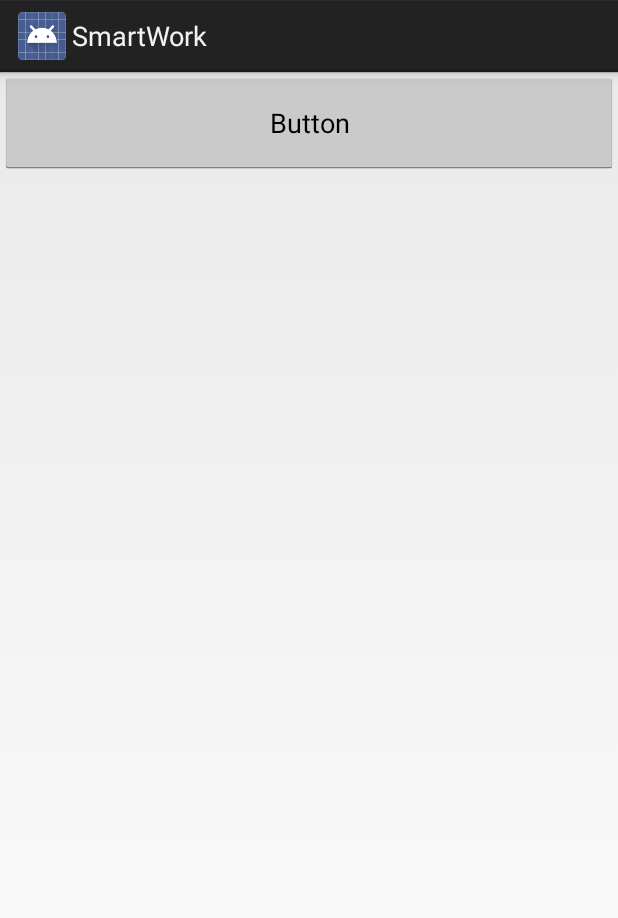
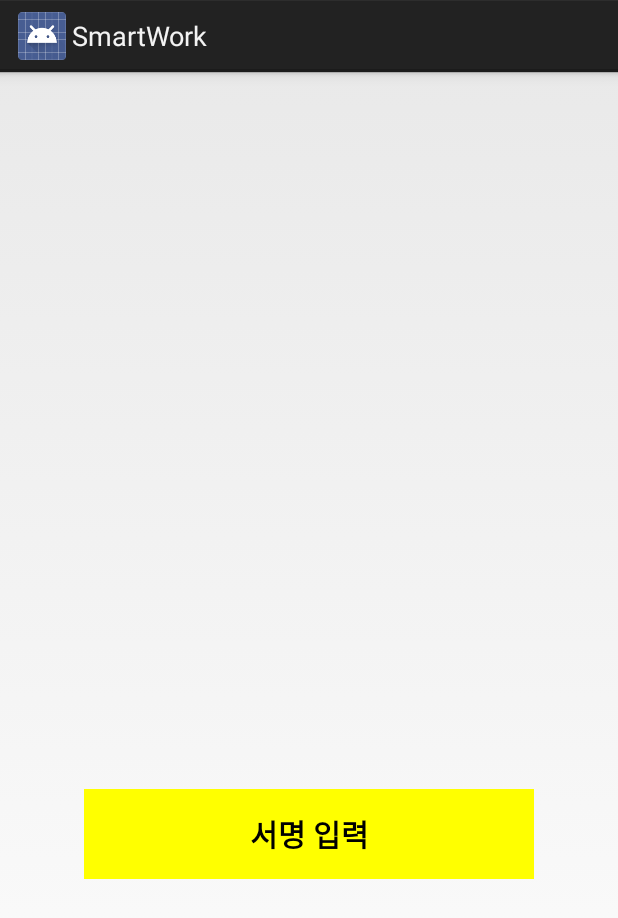
Before and after one commit to yeomyeom/YEOMSW, an Android app: the layout activity_canvas.xml on its own in the app's theme, with its tools: preview values and no code run, on a phone screen of 412 x 824 dp. Shown: the top 918 px of the screen. Run offline under Robolectric (Android 15) with nearby library versions, the phone set to English and light mode, and no system bars.

```diff
--- a/eGovFrameDev/android/project/SmartWork/app/src/main/assets/archive/start_android.json
+++ b/eGovFrameDev/android/project/SmartWork/app/src/main/assets/archive/start_android.json
@@ -130,7 +130,7 @@
             ]
         },
         "resource" :
-       {
+        {
             "android" : {
                 "updateurl" : "http://sw.arex.or.kr/angs/",
                 "default" : {
@@ -138,7 +138,7 @@
                     "default" : {
                         "updateurl" : "",
                         "resources" :
-                        [{"type" : "File", "file" : "Archive00.xzip", "targetpath" : "", "version" : "8", "failpass" : "false"},
+                        [{"type" : "File", "file" : "Archive00.xzip", "targetpath" : "", "version" : "10", "failpass" : "false"},
                          {"type" : "Theme", "file" : "angs.zip", "targetpath" : "/+theme_", "version" : "3", "failpass" : "false"},
                          {"type" : "Engine", "file" : "nexacro14lib.zip", "targetpath" : "", "version" : "9", "failpass" : ""}]
                     }
--- a/eGovFrameDev/android/project/SmartWork/app/src/main/java/kr/or/arex/smartwork/Main.java
+++ b/eGovFrameDev/android/project/SmartWork/app/src/main/java/kr/or/arex/smartwork/Main.java
@@ -4,7 +4,6 @@ import android.content.Context;
 import android.content.Intent;
 import android.net.ConnectivityManager;
 import android.os.Bundle;
-import android.support.annotation.Nullable;
 import android.view.View;
 import android.widget.Toast;
 
@@ -72,7 +71,7 @@ public class Main extends NexacroUpdatorActivity
             else{
                 try{
                     Thread.sleep(2000);
-                    toast = Toast.makeText(this, "2022-01-25에 업데이트 된 버전입니다.", Toast.LENGTH_LONG);
+                    toast = Toast.makeText(this, "2022-02-10에 업데이트 된 버전입니다.", Toast.LENGTH_LONG);
                     toast.show();
                 }catch (InterruptedException e) {
                     e.printStackTrace();
@@ -92,7 +91,6 @@ public class Main extends NexacroUpdatorActivity
         super.onCreate(savedInstanceState);
     }
 
-    //!!
     @Override
     public void setContentView(View view)
     {
@@ -154,7 +152,7 @@ public class Main extends NexacroUpdatorActivity
             }
         }
 
-        public boolean isSuccess(){
+        private boolean isSuccess(){
             return success;
         }
 
--- a/eGovFrameDev/android/project/SmartWork/app/src/main/java/kr/or/arex/smartwork/qrcode/CustomScannerActivity.java
+++ b/eGovFrameDev/android/project/SmartWork/app/src/main/java/kr/or/arex/smartwork/qrcode/CustomScannerActivity.java
@@ -24,7 +24,7 @@ public class CustomScannerActivity extends Activity implements DecoratedBarcodeV
         super.onCreate(savedInstanceState);
         setContentView(R.layout.activity_custom_scanner);
 
-        switchFlashlightButtonCheck = true;
+        switchFlashlightButtonCheck = false;
 
         backPressCloseHandler = new BackPressCloseHandler(this);
 
@@ -47,7 +47,7 @@ public class CustomScannerActivity extends Activity implements DecoratedBarcodeV
         capture.decode();
 
 
-        barcodeScannerView.setTorchOn(); // 라이트 켜기
+        //barcodeScannerView.setTorchOn(); // 라이트 켜기
 
     }
 
--- a/eGovFrameDev/android/project/SmartWork/app/src/main/res/layout/activity_canvas.xml
+++ b/eGovFrameDev/android/project/SmartWork/app/src/main/res/layout/activity_canvas.xml
@@ -1,13 +1,19 @@
 <?xml version="1.0" encoding="utf-8"?>
 <LinearLayout xmlns:android="http://schemas.android.com/apk/res/android"
-    android:orientation="vertical" android:layout_width="match_parent"
-    android:layout_height="match_parent">
-
+    android:id="@+id/LinearLayoutCanvas"
+    android:orientation="horizontal"
+    android:layout_width="300dp"
+    android:layout_height="300dp"
+    android:layout_gravity="center"
+    android:gravity="bottom">
 
     <Button
-        android:id="@+id/button_selector"
+        android:id="@+id/buttonSelector"
         android:layout_width="match_parent"
-        android:layout_height="68dp"
-        android:text="Button" />
+        android:layout_height="60dp"
+        android:background="@color/Yellow"
+        android:textStyle="bold"
+        android:textSize = "20sp"
+        android:text="@string/button_sketch" />
 
 </LinearLayout>
--- a/eGovFrameDev/android/project/SmartWork/app/src/main/res/values/colors.xml
+++ b/eGovFrameDev/android/project/SmartWork/app/src/main/res/values/colors.xml
@@ -3,4 +3,6 @@
     <color name="colorPrimary">#3F51B5</color>
     <color name="colorPrimaryDark">#303F9F</color>
     <color name="colorAccent">#FF4081</color>
+    <color name="Yellow">#FFFF00</color>
+
 </resources>
--- a/eGovFrameDev/android/project/SmartWork/app/src/main/res/values/strings.xml
+++ b/eGovFrameDev/android/project/SmartWork/app/src/main/res/values/strings.xml
@@ -79,4 +79,7 @@
     <string name="not_connected">You are not connected to a device</string>
     <string name="warn_timeout">Connection is not available.\nData sending is cancelled.</string>
 
+    <!-- Custom by 염승윤 -->
+    <string name="button_sketch">서명 입력</string>
+
 </resources>
```
Also changed, not shown: eGovFrameDev/android/project/SmartWork/app/src/main/AndroidManifest.xml (+9 -4 lines), eGovFrameDev/android/project/SmartWork/app/src/main/java/kr/or/arex/smartwork/canvas/CanvasActivity.java (+5 -2 lines), eGovFrameDev/android/project/SmartWork/app/src/main/res/layout/activity_custom_scanner.xml (+6 -2 lines), 2 other files.
